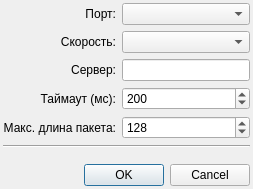
The window that src/mkstudio/ui/initdialog.ui (alex-krutikov/MkStudio) describes before a commit, drawn with Qt 5.
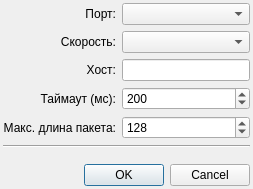
The same window after the commit.

The edit to the form file:
```diff
--- a/src/mkstudio/ui/initdialog.ui
+++ b/src/mkstudio/ui/initdialog.ui
@@ -114,7 +114,7 @@
      <item row="2" column="0">
       <widget class="QLabel" name="l_server">
        <property name="text">
-        <string>Сервер:</string>
+        <string>Хост:</string>
        </property>
        <property name="alignment">
         <set>Qt::AlignRight|Qt::AlignTrailing|Qt::AlignVCenter</set>
```
